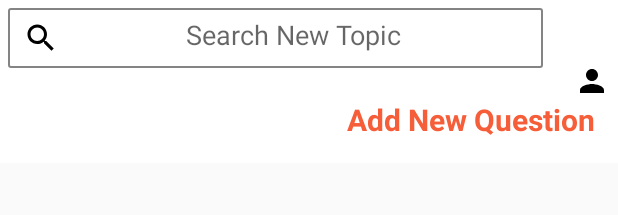
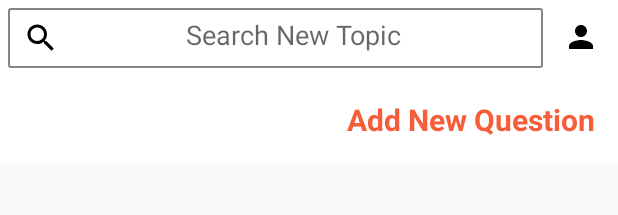
Before and after one commit to HassanYu7/ENSIAS-WikiHub, an Android app: the layout activity_dashboard.xml on its own in the app's theme, with its tools: preview values and no code run, on a phone screen of 412 x 824 dp. Shown: the top 215 px of the screen. Run offline under Robolectric (Android 15) with nearby library versions, the phone set to English and light mode, and no system bars.

Commit message:
Search Bar

```diff
--- a/app/src/main/res/layout/activity_dashboard.xml
+++ b/app/src/main/res/layout/activity_dashboard.xml
@@ -18,7 +18,22 @@
             android:orientation="horizontal"
             android:background="@color/white"
             android:gravity="center|right">
-
+            <!--
+            <SearchView
+                android:id="@+id/search"
+                android:layout_width="match_parent"
+                android:layout_height="40dp"
+                android:layout_marginBottom="5dp"
+                android:layout_marginStart="5dp"
+                android:layout_marginTop="5dp"
+                android:layout_marginEnd="50dp"
+                android:background="@drawable/edittext"
+                android:ems="10"
+                android:lines="1"
+                android:hint="Search New Topic"
+                android:drawableLeft="@drawable/search"
+                android:gravity="center"/>
+                -->
             <EditText
                 android:id="@+id/editMobileNo"
                 android:layout_width="match_parent"
@@ -32,14 +47,15 @@
                 android:lines="1"
                 android:hint="Search New Topic"
                 android:drawableLeft="@drawable/search"
-                android:gravity="center" >
-            </EditText>
+                android:gravity="center" />
+
             <ImageView
                 android:layout_width="wrap_content"
                 android:layout_height="wrap_content"
                 android:src="@drawable/profile"
                 android:layout_alignParentEnd="true"
-                android:layout_centerInParent="true"
+                android:layout_marginTop="7dp"
+                android:layout_marginEnd="7dp"
                 android:onClick="profile"
                 android:padding="5dp"/>
             <TextView
--- a/app/src/main/res/layout/activity_user_profile.xml
+++ b/app/src/main/res/layout/activity_user_profile.xml
@@ -16,11 +16,11 @@
         app:cardBackgroundColor="@color/white"
         app:cardMaxElevation="12dp"
         app:cardPreventCornerOverlap="true"
-        android:padding="30dp"
         >
         <LinearLayout
             android:layout_width="match_parent"
             android:layout_height="wrap_content"
+            android:padding="10dp"
             android:orientation="vertical">
             <TextView
                 android:layout_width="wrap_content"
@@ -53,6 +53,7 @@
         android:layout_below="@+id/usercard"
         android:text="My Questions"
         android:layout_gravity="left|center_horizontal"
+        android:textColor="@color/colorPrimary"
         android:layout_margin="25dp"
         android:textSize="26sp"
         android:textStyle="bold"
--- a/app/src/main/res/layout/answer_item.xml
+++ b/app/src/main/res/layout/answer_item.xml
@@ -57,6 +57,7 @@
                 android:text="loading..."
                 android:layout_gravity="right"
                 android:layout_marginTop="5dp"
+                android:textColor="@color/colorPrimary"
                 android:layout_marginBottom="5dp"
                 android:textSize="12sp"
                 android:textStyle="bold"
--- a/app/src/main/res/layout/post_item.xml
+++ b/app/src/main/res/layout/post_item.xml
@@ -58,6 +58,7 @@
                 android:layout_gravity="right"
                 android:layout_marginTop="5dp"
                 android:layout_marginBottom="5dp"
+                android:textColor="@color/colorPrimary"
                 android:textSize="18sp"
                 android:textStyle="bold"
                 />
```
Also changed, not shown: app/src/main/java/com/choubapp/ensias_wiki_hub/Dashboard.java (+124 -8 lines), app/src/main/res/layout/activity_post_page.xml (+5 -2 lines).
